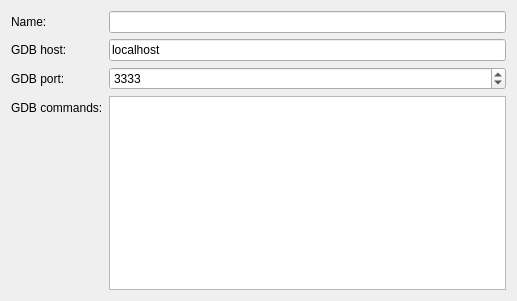
The window that src/plugins/baremetal/baremetaldeviceconfigurationwizardsetuppage.ui (qt-creator/qt-creator) describes before a commit, drawn with Qt 5.
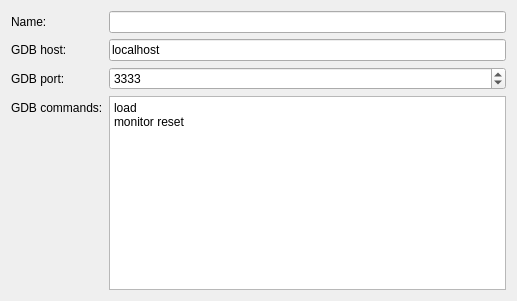
The same window after the commit.

```diff
--- a/src/plugins/baremetal/baremetaldeviceconfigurationwizardsetuppage.ui
+++ b/src/plugins/baremetal/baremetaldeviceconfigurationwizardsetuppage.ui
@@ -69,7 +69,12 @@
     </widget>
    </item>
    <item row="7" column="1">
-    <widget class="QPlainTextEdit" name="gdbInitCommandsPlainTextEdit"/>
+    <widget class="QPlainTextEdit" name="gdbInitCommandsPlainTextEdit">
+     <property name="plainText">
+      <string>load
+monitor reset</string>
+     </property>
+    </widget>
    </item>
   </layout>
  </widget>
```
